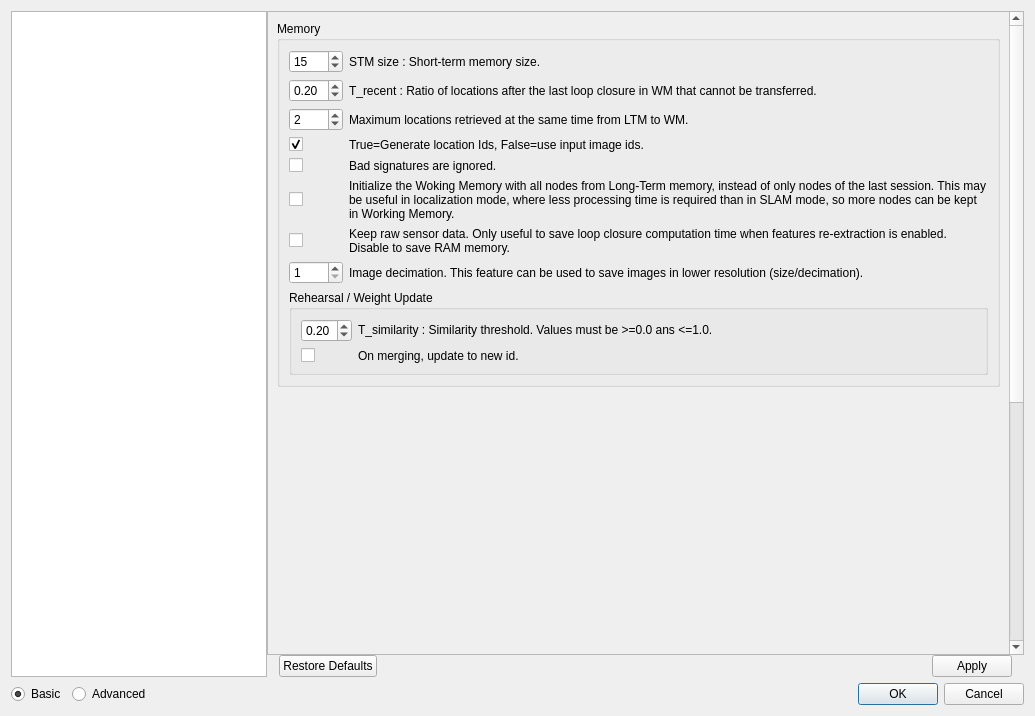
Qt form guilib/src/ui/preferencesDialog.ui (introlab/rtabmap) before a commit.
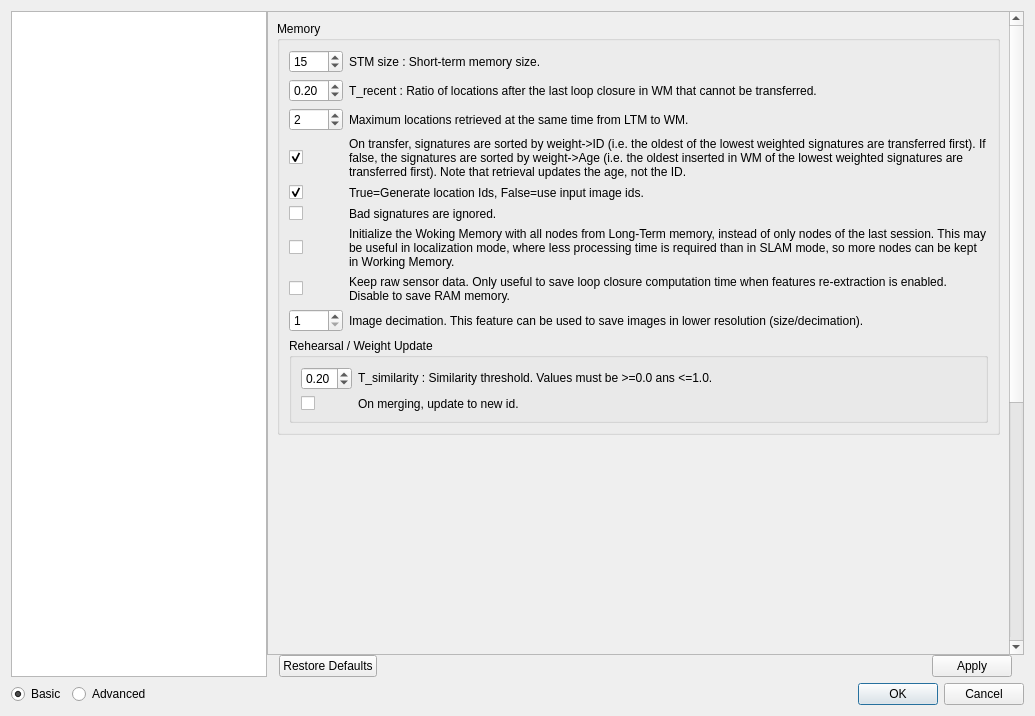
The same form after that commit. The open tabs and pages were chosen to show the change. Icons and pictures are not drawn. Custom widgets are drawn as their Qt base class.

Commit message: Updated version to 0.8.6: Added parameter Mem/TransferSortingByWeightId

Patch:
```diff
--- a/guilib/src/ui/preferencesDialog.ui
+++ b/guilib/src/ui/preferencesDialog.ui
@@ -64,8 +64,8 @@
            <rect>
             <x>0</x>
             <y>0</y>
-            <width>737</width>
-            <height>1320</height>
+            <width>744</width>
+            <height>1110</height>
            </rect>
           </property>
           <layout class="QVBoxLayout" name="verticalLayout_16">
@@ -2756,6 +2756,16 @@
                    <layout class="QVBoxLayout" name="verticalLayout_10">
                     <item>
                      <layout class="QGridLayout" name="gridLayout_42" columnstretch="0,1">
+                      <item row="8" column="0">
+                       <widget class="QSpinBox" name="spinBox_imageDecimation">
+                        <property name="minimum">
+                         <number>1</number>
+                        </property>
+                        <property name="maximum">
+                         <number>16</number>
+                        </property>
+                       </widget>
+                      </item>
                       <item row="0" column="0">
                        <widget class="QSpinBox" name="general_spinBox_maxStMemSize">
                         <property name="minimum">
@@ -2769,7 +2779,7 @@
                         </property>
                        </widget>
                       </item>
-                      <item row="5" column="1">
+                      <item row="6" column="1">
                        <widget class="QLabel" name="label_retrieved_4">
                         <property name="text">
                          <string>Initialize the Woking Memory with all nodes from Long-Term memory, instead of only nodes of the last session. This may be useful in localization mode, where less processing time is required than in SLAM mode, so more nodes can be kept in Working Memory.</string>
@@ -2841,7 +2851,7 @@
                         </property>
                        </widget>
                       </item>
-                      <item row="3" column="0">
+                      <item row="4" column="0">
                        <widget class="QCheckBox" name="general_checkBox_generateIds">
                         <property name="text">
                          <string/>
@@ -2851,7 +2861,7 @@
                         </property>
                        </widget>
                       </item>
-                      <item row="3" column="1">
+                      <item row="4" column="1">
                        <widget class="QLabel" name="label_retrieved_2">
                         <property name="text">
                          <string>True=Generate location Ids, False=use input image ids.</string>
@@ -2861,7 +2871,7 @@
                         </property>
                        </widget>
                       </item>
-                      <item row="4" column="0">
+                      <item row="5" column="0">
                        <widget class="QCheckBox" name="general_checkBox_badSignaturesIgnored">
                         <property name="text">
                          <string/>
@@ -2871,7 +2881,7 @@
                         </property>
                        </widget>
                       </item>
-                      <item row="4" column="1">
+                      <item row="5" column="1">
                        <widget class="QLabel" name="label_retrieved_3">
                         <property name="text">
                          <string>Bad signatures are ignored.</string>
@@ -2881,7 +2891,7 @@
                         </property>
                        </widget>
                       </item>
-                      <item row="5" column="0">
+                      <item row="6" column="0">
                        <widget class="QCheckBox" name="general_checkBox_initWMWithAllNodes">
                         <property name="text">
                          <string/>
@@ -2891,7 +2901,7 @@
                         </property>
                        </widget>
                       </item>
-                      <item row="6" column="1">
+                      <item row="7" column="1">
                        <widget class="QLabel" name="label_retrieved_5">
                         <property name="text">
                          <string>Keep raw sensor data. Only useful to save loop closure computation time when features re-extraction is enabled. Disable to save RAM memory.</string>
@@ -2901,7 +2911,7 @@
                         </property>
                        </widget>
                       </item>
-                      <item row="6" column="0">
+                      <item row="7" column="0">
                        <widget class="QCheckBox" name="general_checkBox_keepRawData">
                         <property name="text">
                          <string/>
@@ -2911,7 +2921,7 @@
                         </property>
                        </widget>
                       </item>
-                      <item row="7" column="1">
+                      <item row="8" column="1">
                        <widget class="QLabel" name="label_retrieved_6">
                         <property name="text">
                          <string>Image decimation. This feature can be used to save images in lower resolution (size/decimation).</string>
@@ -2921,13 +2931,23 @@
                         </property>
                        </widget>
                       </item>
-                      <item row="7" column="0">
-                       <widget class="QSpinBox" name="spinBox_imageDecimation">
-                        <property name="minimum">
-                         <number>1</number>
+                      <item row="3" column="1">
+                       <widget class="QLabel" name="label_retrieved_7">
+                        <property name="text">
+                         <string>On transfer, signatures are sorted by weight-&gt;ID (i.e. the oldest of the lowest weighted signatures are transferred first). If false, the signatures are sorted by weight-&gt;Age (i.e. the oldest inserted in WM of the lowest weighted signatures are transferred first). Note that retrieval updates the age, not the ID.</string>
                         </property>
-                        <property name="maximum">
-                         <number>16</number>
+                        <property name="wordWrap">
+                         <bool>true</bool>
+                        </property>
+                       </widget>
+                      </item>
+                      <item row="3" column="0">
+                       <widget class="QCheckBox" name="general_checkBox_transferSortingByWeightId">
+                        <property name="text">
+                         <string/>
+                        </property>
+                        <property name="checked">
+                         <bool>true</bool>
                         </property>
                        </widget>
                       </item>
```
Left out of the diff: 2 changed lines with no effect on the pictures. The commit also changes 7 other files.
